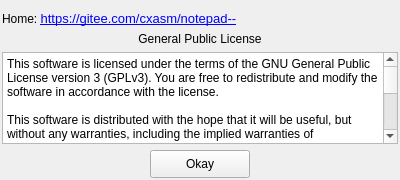
Qt form src/aboutndd.ui (x2009again/notepad--) before a commit.
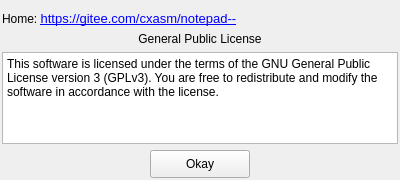
The same form after that commit. Icons and pictures are not drawn.

```diff
--- a/src/aboutndd.ui
+++ b/src/aboutndd.ui
@@ -51,11 +51,7 @@
         <bool>true</bool>
        </property>
        <property name="plainText">
-        <string>This software is licensed under the terms of the GNU General Public License version 3 (GPLv3). You are free to redistribute and modify the software in accordance with the license.
-
-This software is distributed with the hope that it will be useful, but without any warranties, including the implied warranties of merchantability or fitness for a particular purpose. Please see the GNU General Public License for more information.
-
-A copy of the GPLv3 license should have been provided along with this software. If you have not received a copy, it can be found at https://www.gnu.org/licenses/.</string>
+        <string>This software is licensed under the terms of the GNU General Public License version 3 (GPLv3). You are free to redistribute and modify the software in accordance with the license.</string>
        </property>
       </widget>
      </item>
```
